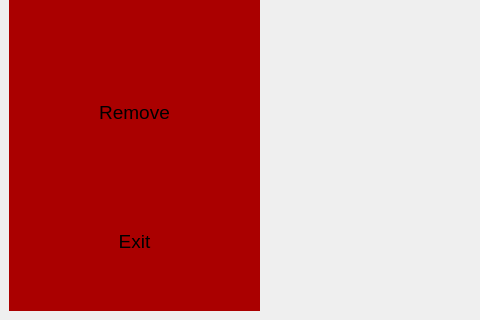
Old version of the form ui/main.ui in the repository pcdshub/stock-management; both pictures show x 0 to 480 and y 480 to 800 of the 1280 by 800 pixel window.
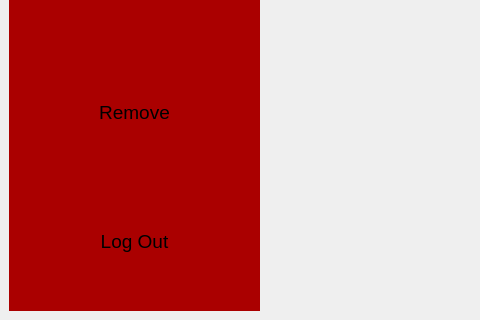
New version of the form. Icons and pictures are not drawn.

Commit message:
Creating Login Form Functionality
- In login.ui: made a clean form ui to login using a username, no password is required because nothing is required for the current system.

- In main.ui: changing instances of "exit" to "Log Out"

- In scanner.py: simplified some logic, added form functionality, and some error handling. Added logs for users logging out.

- In app.py: changed the exit button into the login button and made it log out, traversing to login.ui instead of exiting.

- In abstract.py: made `to_page()` more efficient using super and its @override method

```diff
--- a/ui/main.ui
+++ b/ui/main.ui
@@ -168,7 +168,7 @@
           </font>
          </property>
          <property name="text">
-          <string>Exit</string>
+          <string>Log Out</string>
          </property>
         </widget>
        </item>
```
Left out of the diff: 2 changed lines with no effect on the pictures. The commit also changes 4 other files.
